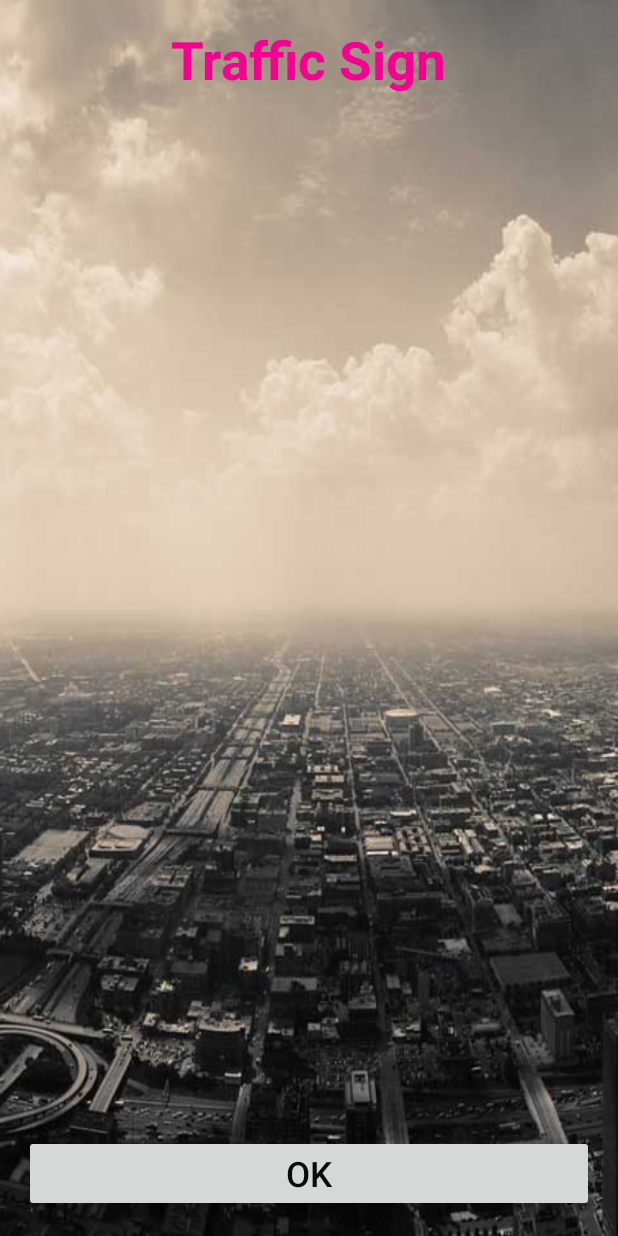
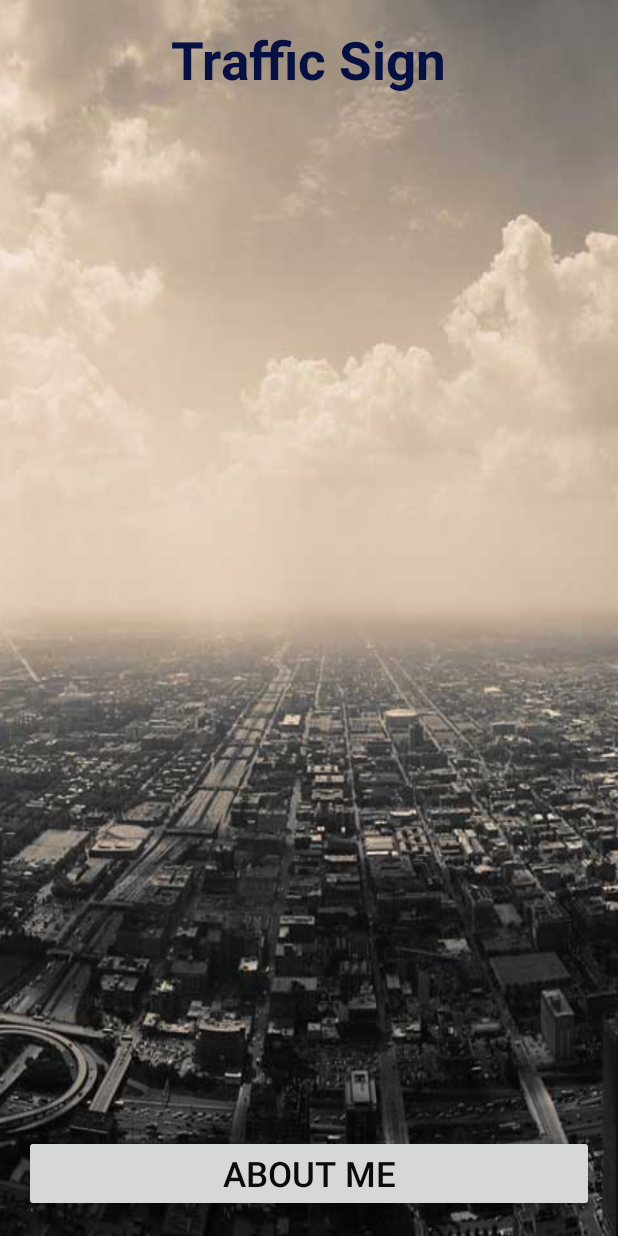
Before and after one commit to Phadadev/MyTraffic, an Android app: the screen it shows after launch (MainActivity), on a phone screen of 412 x 824 dp. Run offline under Robolectric (Android 15) with nearby library versions, the phone set to English and light mode, and no system bars.

Commit message:
Finish Day1

```diff
--- a/app/src/main/java/com/pw/paphat/mytraffic/MainActivity.java
+++ b/app/src/main/java/com/pw/paphat/mytraffic/MainActivity.java
@@ -1,13 +1,51 @@
 package com.pw.paphat.mytraffic;
 
+import android.media.MediaPlayer;
 import android.support.v7.app.AppCompatActivity;
 import android.os.Bundle;
+import android.view.View;
+import android.widget.Button;
+import android.widget.ListView;
 
 public class MainActivity extends AppCompatActivity {
+
+    //Explicit
+    private ListView trafficListView;
+    private Button aboutMeButton;
+
 
     @Override
     protected void onCreate(Bundle savedInstanceState) {
         super.onCreate(savedInstanceState);
         setContentView(R.layout.activity_main);
+
+        //Bind Widget
+        bindWidget();
+
+        //Button Controller
+        buttonController();
+
+    }   //Main Method
+
+    private void buttonController() {
+
+        aboutMeButton.setOnClickListener(new View.OnClickListener() {
+            @Override
+            public void onClick(View v) {
+
+                //Sound Effect
+                MediaPlayer buttonMediaPlayer = MediaPlayer.create(getBaseContext(), R.raw.cat);
+                buttonMediaPlayer.start();
+
+
+            }   //Event
+        });
+
+    }   //buttonController
+
+    private void bindWidget() {
+        trafficListView = (ListView) findViewById(R.id.listView);
+        aboutMeButton = (Button) findViewById(R.id.buttonok);
+
     }
 }
--- a/app/src/main/res/layout/activity_main.xml
+++ b/app/src/main/res/layout/activity_main.xml
@@ -12,7 +12,7 @@
 
     <TextView
         android:id="@+id/texttitle"
-        android:textColor="@color/text"
+        android:textColor="@color/gray"
         android:layout_width="wrap_content"
         android:layout_height="wrap_content"
         android:text="@string/title"
@@ -26,7 +26,7 @@
         android:layout_width="match_parent"
         android:layout_height="wrap_content"
         android:textColor="#0b0b0b"
-        android:text="OK"
+        android:text="About Me"
         android:textSize="23dp"
         android:layout_alignParentBottom="true"
         android:layout_centerHorizontal="true" />
--- a/app/src/main/res/values/colors.xml
+++ b/app/src/main/res/values/colors.xml
@@ -4,4 +4,5 @@
     <color name="colorPrimaryDark">#303F9F</color>
     <color name="colorAccent">#FF4081</color>
     <color name="text">#f40193</color>
+    <color name="gray">#071043</color>
 </resources>
```
Also changed, not shown: 1 other file.
